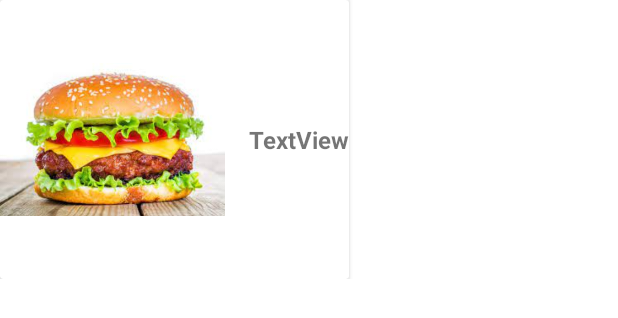
After one commit to Hanmingaru/Capstone_Project, an Android app: the layout recipe_list_item.xml on its own in the app's theme, with its tools: preview values and no code run, on a phone screen of 412 x 824 dp. The commit adds this screen. Shown: the top 318 px of the screen. Run offline under Robolectric (Android 15) with nearby library versions, the phone set to English and light mode, and no system bars.

Commit message:
Added saved recipes UI which retrieves recipes from db

```diff
--- a/app/src/main/java/com/example/capstoneproject/SwipeActivity.java
+++ b/app/src/main/java/com/example/capstoneproject/SwipeActivity.java
@@ -50,7 +50,8 @@ public class SwipeActivity extends AppCompatActivity {
                 Toast.makeText(SwipeActivity.this, "Card Swiped Right", Toast.LENGTH_SHORT).show();
 
                 // Create recipe object to store in database
-                Recipe recipe = new Recipe("New Recipe");
+                RandomRecipe recipeResponse = randomRecipes.get(0);
+                Recipe recipe = new Recipe(recipeResponse.getTitle(), recipeResponse.getImage());
 
                 // Get Recipe Database Access Object
                 final RecipeDao recipeDao = ((RecipeApplication) getApplicationContext())
--- a/app/src/main/java/com/example/capstoneproject/database/RecipeDB.java
+++ b/app/src/main/java/com/example/capstoneproject/database/RecipeDB.java
@@ -48,6 +48,7 @@ public abstract class RecipeDB extends RoomDatabase {
         if (recipeInstance == null) {
             recipeInstance = Room.databaseBuilder(context.getApplicationContext(),
                     RecipeDB.class, DB_NAME)
+                    .allowMainThreadQueries()
                     .fallbackToDestructiveMigration()
                     .build();
         }
--- /dev/null
+++ b/app/src/main/res/layout/recipe_list_item.xml
@@ -0,0 +1,44 @@
+<?xml version="1.0" encoding="utf-8"?>
+<!--
+  ~ Created by Elliott Rheault on 2022.4.5
+  ~ Copyright © 2022 Elliott Rheault. All rights reserved.
+  -->
+
+<androidx.constraintlayout.widget.ConstraintLayout xmlns:android="http://schemas.android.com/apk/res/android"
+    xmlns:app="http://schemas.android.com/apk/res-auto"
+    xmlns:tools="http://schemas.android.com/tools"
+    android:layout_width="match_parent"
+    android:layout_height="wrap_content">
+
+    <androidx.cardview.widget.CardView
+        android:layout_width="wrap_content"
+        android:layout_height="wrap_content"
+        app:layout_constraintStart_toStartOf="parent"
+        app:layout_constraintTop_toTopOf="parent">
+
+        <androidx.constraintlayout.widget.ConstraintLayout
+            android:layout_width="wrap_content"
+            android:layout_height="wrap_content">
+
+            <ImageView
+                android:id="@+id/recipeImageList"
+                android:layout_width="150dp"
+                android:layout_height="wrap_content"
+                app:layout_constraintBottom_toBottomOf="parent"
+                app:layout_constraintTop_toTopOf="parent"
+                app:srcCompat="@drawable/img" />
+
+            <TextView
+                android:id="@+id/recipeNameList"
+                android:layout_width="wrap_content"
+                android:layout_height="wrap_content"
+                android:layout_marginStart="16dp"
+                android:text="TextView"
+                android:textSize="16dp"
+                android:textStyle="bold"
+                app:layout_constraintBottom_toBottomOf="parent"
+                app:layout_constraintStart_toEndOf="@+id/recipeImageList"
+                app:layout_constraintTop_toTopOf="parent" />
+        </androidx.constraintlayout.widget.ConstraintLayout>
+    </androidx.cardview.widget.CardView>
+</androidx.constraintlayout.widget.ConstraintLayout>
```
Also changed, not shown: app/src/main/java/com/example/capstoneproject/RecyclerAdapter.java (added, +63 -0 lines), app/src/main/java/com/example/capstoneproject/SavedActivity.java (+32 -0 lines), app/src/main/java/com/example/capstoneproject/entities/Recipe.java (+17 -1 lines), app/src/main/res/layout/activity_saved.xml (+7 -2 lines).
